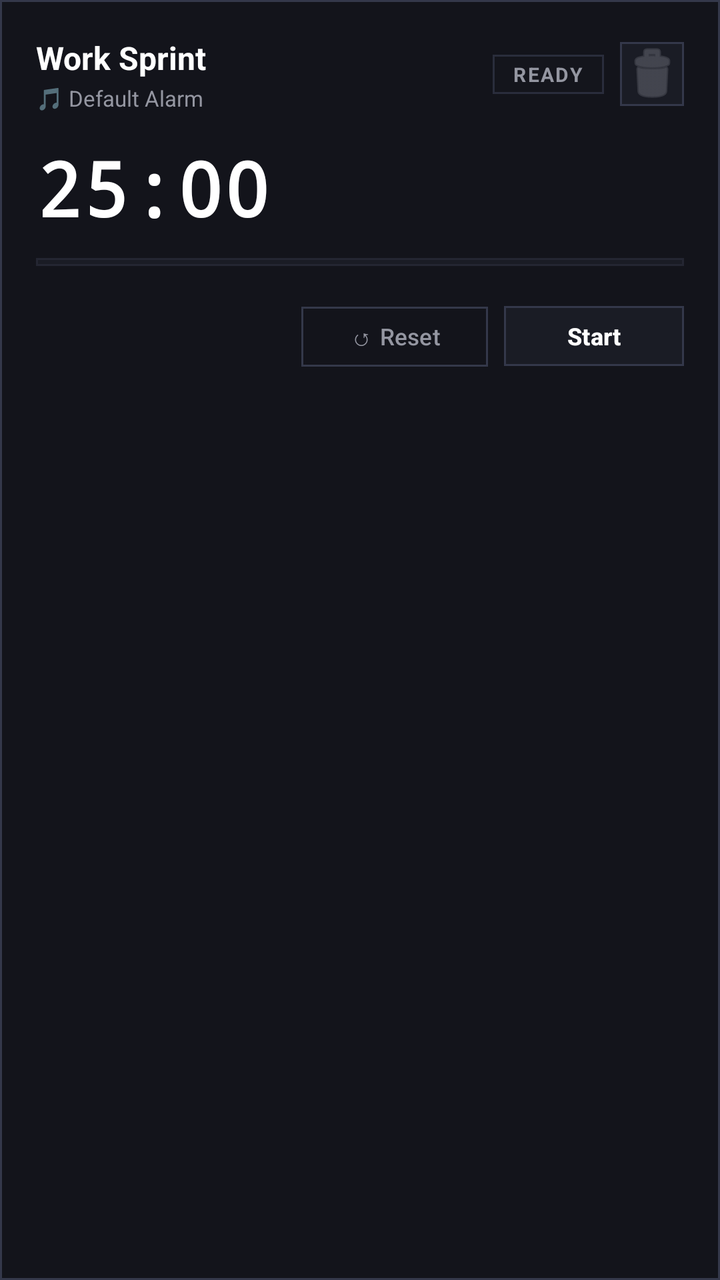
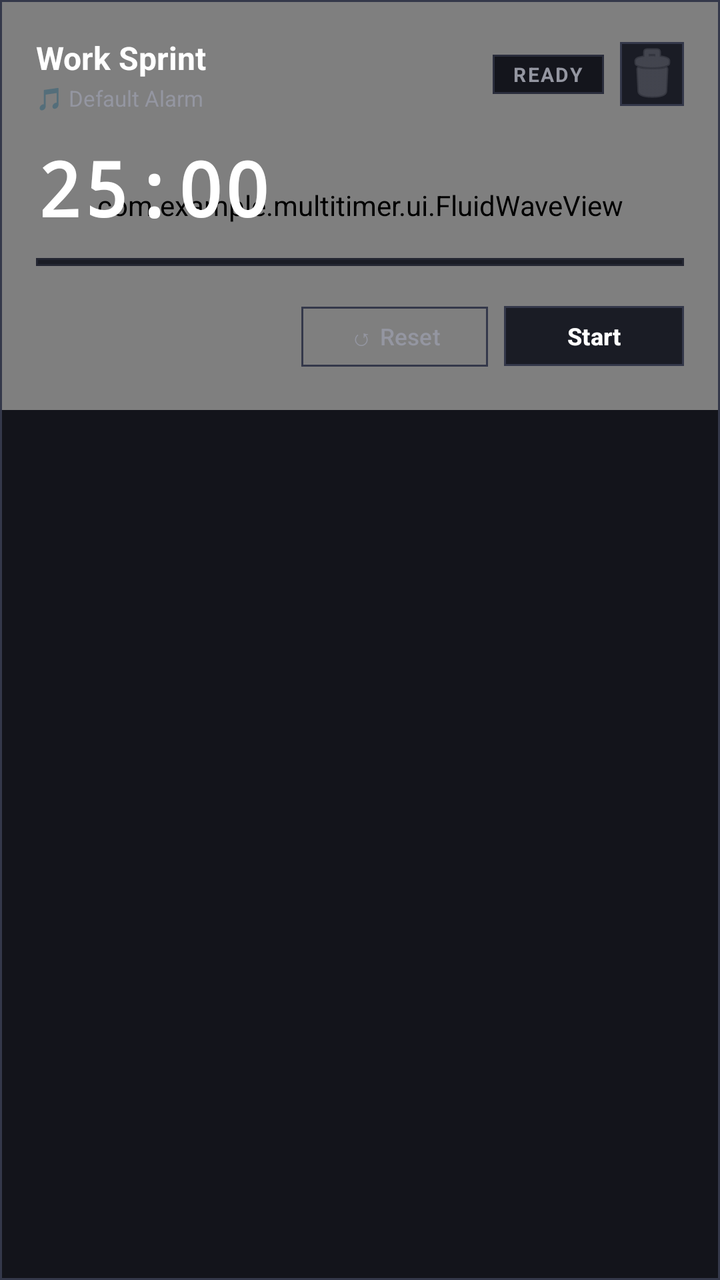

An Android layout rendered at two revisions. The XML below is the earlier revision; the diff shows what the commit changed to produce the second picture.
<!-- AndroidManifest.xml: application theme Theme.MultiTimer -->
<!-- res/layout/item_timer.xml -->
<?xml version="1.0" encoding="utf-8"?>
<com.google.android.material.card.MaterialCardView xmlns:android="http://schemas.android.com/apk/res/android"
    xmlns:app="http://schemas.android.com/apk/res-auto"
    android:layout_width="match_parent"
    android:layout_height="wrap_content"
    android:layout_marginBottom="12dp"
    app:cardBackgroundColor="@color/surface_card"
    app:cardCornerRadius="0dp"
    app:cardElevation="0dp"
    app:strokeColor="@color/surface_card_stroke_bright"
    app:strokeWidth="1dp">

    <LinearLayout
        android:layout_width="match_parent"
        android:layout_height="wrap_content"
        android:orientation="vertical"
        android:padding="18dp">

        
        <LinearLayout
            android:layout_width="match_parent"
            android:layout_height="wrap_content"
            android:gravity="center_vertical"
            android:orientation="horizontal">

            <LinearLayout
                android:layout_width="0dp"
                android:layout_height="wrap_content"
                android:layout_weight="1"
                android:orientation="vertical">

                <TextView
                    android:id="@+id/text_timer_name"
                    android:layout_width="wrap_content"
                    android:layout_height="wrap_content"
                    android:ellipsize="end"
                    android:maxLines="1"
                    android:text="Work Sprint"
                    android:textColor="@color/text_main"
                    android:textSize="16sp"
                    android:textStyle="bold" />

                <TextView
                    android:id="@+id/text_sound_name"
                    android:layout_width="wrap_content"
                    android:layout_height="wrap_content"
                    android:layout_marginTop="2dp"
                    android:ellipsize="end"
                    android:maxLines="1"
                    android:text="🎵 Default Alarm"
                    android:textColor="@color/text_sub"
                    android:textSize="11sp" />
            </LinearLayout>

            <TextView
                android:id="@+id/badge_status"
                android:layout_width="wrap_content"
                android:layout_height="wrap_content"
                android:background="@drawable/btn_strategy_bg"
                android:paddingStart="10dp"
                android:paddingTop="3dp"
                android:paddingEnd="10dp"
                android:paddingBottom="3dp"
                android:text="READY"
                android:textColor="@color/text_sub"
                android:textSize="10sp"
                android:letterSpacing="0.08"
                android:textStyle="bold" />

            
            <ImageButton
                android:id="@+id/btn_delete"
                android:layout_width="32dp"
                android:layout_height="32dp"
                android:layout_marginStart="8dp"
                android:background="@drawable/btn_action_bg"
                android:contentDescription="Delete Timer"
                android:padding="6dp"
                android:src="@android:drawable/ic_menu_delete"
                app:tint="@color/text_muted" />
        </LinearLayout>

        
        <TextView
            android:id="@+id/text_countdown"
            android:layout_width="wrap_content"
            android:layout_height="wrap_content"
            android:layout_marginTop="12dp"
            android:fontFamily="monospace"
            android:letterSpacing="0.02"
            android:text="25:00"
            android:textColor="@color/text_main"
            android:textSize="38sp"
            android:textStyle="bold" />

        
        <ProgressBar
            android:id="@+id/progress_timer"
            style="?android:attr/progressBarStyleHorizontal"
            android:layout_width="match_parent"
            android:layout_height="4dp"
            android:layout_marginTop="10dp"
            android:layout_marginBottom="16dp"
            android:max="100"
            android:progress="0"
            android:progressDrawable="@drawable/progress_bar_custom" />

        
        <LinearLayout
            android:layout_width="match_parent"
            android:layout_height="wrap_content"
            android:gravity="end"
            android:orientation="horizontal">

            <com.google.android.material.button.MaterialButton
                android:id="@+id/btn_item_reset"
                style="?attr/materialButtonOutlinedStyle"
                android:layout_width="wrap_content"
                android:layout_height="38dp"
                android:layout_marginEnd="8dp"
                android:text="↺ Reset"
                android:textColor="@color/text_sub"
                android:textSize="11.5sp"
                app:cornerRadius="0dp"
                app:strokeColor="@color/surface_card_stroke_bright" />

            <com.google.android.material.button.MaterialButton
                android:id="@+id/btn_item_play_pause"
                android:layout_width="wrap_content"
                android:layout_height="38dp"
                android:backgroundTint="@color/surface_card_inner"
                android:minWidth="90dp"
                android:text="Start"
                android:textColor="@color/text_main"
                android:textSize="12sp"
                android:textStyle="bold"
                app:strokeColor="@color/surface_card_stroke_bright"
                app:strokeWidth="1dp"
                app:cornerRadius="0dp" />
        </LinearLayout>

    </LinearLayout>
</com.google.android.material.card.MaterialCardView>
<!-- resources referenced by this layout -->
<resources>
  <color name="surface_card">#13141B</color>
  <color name="surface_card_inner">#1A1C25</color>
  <color name="surface_card_stroke_bright">#34384A</color>
  <color name="text_main">#FFFFFF</color>
  <color name="text_muted">#5E606A</color>
  <color name="text_sub">#9496A1</color>
  <!-- drawable btn_action_bg (drawable) -->
  <?xml version="1.0" encoding="utf-8"?>
  <shape xmlns:android="http://schemas.android.com/apk/res/android"
      android:shape="rectangle">
      <solid android:color="#1A1C25" />
      <corners android:radius="0dp" />
      <stroke
          android:width="1dp"
          android:color="#34384A" />
      <size
          android:width="36dp"
          android:height="36dp" />
  </shape>
  <!-- drawable btn_strategy_bg (drawable) -->
  <?xml version="1.0" encoding="utf-8"?>
  <shape xmlns:android="http://schemas.android.com/apk/res/android"
      android:shape="rectangle">
      <solid android:color="#14151C" />
      <corners android:radius="0dp" />
      <stroke
          android:width="1dp"
          android:color="#2A2D3C" />
  </shape>
  <!-- drawable progress_bar_custom (drawable) -->
  <layer-list xmlns:android="http://schemas.android.com/apk/res/android">
      <item android:id="@android:id/background">
          <shape>
              <corners android:radius="0dp" />
              <solid android:color="#1A1C25" />
              <stroke
                  android:width="1dp"
                  android:color="#242632" />
          </shape>
      </item>
      <item android:id="@android:id/progress">
          <clip>
              <shape>
                  <corners android:radius="0dp" />
                  <solid android:color="#6B8FA3" />
              </shape>
          </clip>
      </item>
  </layer-list>
  <style name="Theme.MultiTimer" parent="Theme.Material3.Dark.NoActionBar">
          <item name="colorPrimary">@color/primary</item>
          <item name="colorSecondary">@color/accent</item>
          <item name="android:statusBarColor">@color/bg_dark</item>
          <item name="android:windowBackground">@color/bg_dark</item>
      </style>
  <color name="primary">#6B8FA3</color>
  <color name="accent">#638573</color>
  <color name="bg_dark">#090A0D</color>
</resources>

<!-- the commit's change to res/layout/item_timer.xml (unified diff, before → after) -->
@@ -10,11 +10,21 @@
     app:strokeColor="@color/surface_card_stroke_bright"
     app:strokeWidth="1dp">
 
-    <LinearLayout
+    <FrameLayout
         android:layout_width="match_parent"
-        android:layout_height="wrap_content"
-        android:orientation="vertical"
-        android:padding="18dp">
+        android:layout_height="wrap_content">
+
+        
+        <com.example.multitimer.ui.FluidWaveView
+            android:id="@+id/fluid_wave_view"
+            android:layout_width="match_parent"
+            android:layout_height="match_parent" />
+
+        <LinearLayout
+            android:layout_width="match_parent"
+            android:layout_height="wrap_content"
+            android:orientation="vertical"
+            android:padding="18dp">
 
         
         <LinearLayout
@@ -140,4 +150,5 @@
         </LinearLayout>
 
     </LinearLayout>
+    </FrameLayout>
 </com.google.android.material.card.MaterialCardView>
